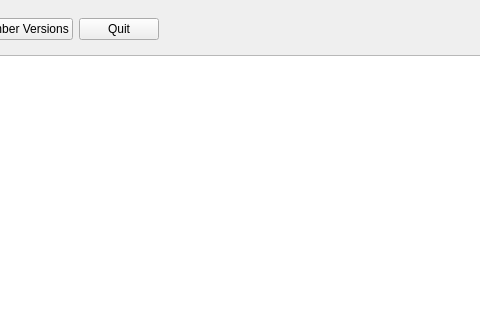
Qt form ioc.ui (pcdshub/IocManager) before a commit; both pictures show x 472 to 952 and y 0 to 320 of the 1332 by 488 pixel window.
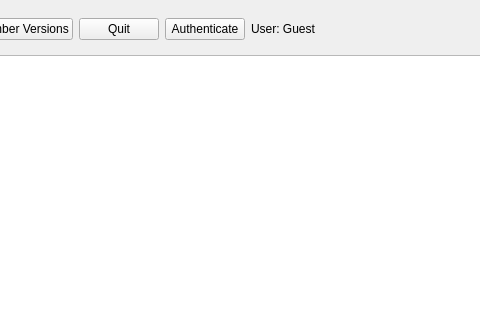
The same form after that commit.

```diff
--- a/ioc.ui
+++ b/ioc.ui
@@ -83,6 +83,20 @@
          </property>
         </widget>
        </item>
+       <item>
+        <widget class="QPushButton" name="authButton">
+         <property name="text">
+          <string>Authenticate</string>
+         </property>
+        </widget>
+       </item>
+       <item>
+        <widget class="QLabel" name="userLabel">
+         <property name="text">
+          <string>User: Guest</string>
+         </property>
+        </widget>
+       </item>
        <item>
         <spacer name="horizontalSpacer">
          <property name="orientation">
```
